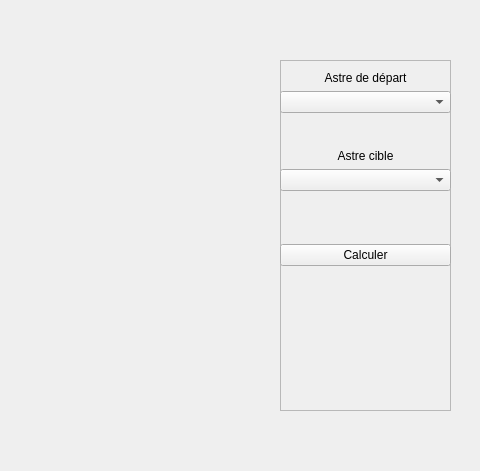
The window that interface/KSP.ui (TitouanDor/AppliKSP) describes before a commit, drawn with Qt 5; both pictures show x 620 to 1100 and y 110 to 581 of the 1100 by 750 pixel window.
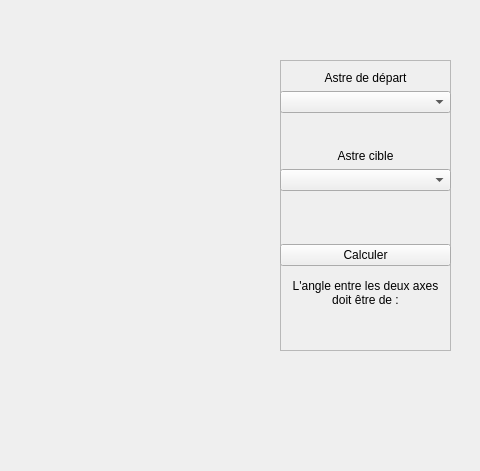
The same window after the commit.

Commit message: ajout interface pour output

Patch:
```diff
--- a/interface/KSP.ui
+++ b/interface/KSP.ui
@@ -41,7 +41,7 @@
       <x>900</x>
       <y>170</y>
       <width>171</width>
-      <height>351</height>
+      <height>291</height>
      </rect>
     </property>
     <layout class="QVBoxLayout" name="LayoutSelection">
@@ -186,6 +186,46 @@
          </item>
         </layout>
        </widget>
+       <widget class="QWidget" name="verticalLayoutWidget_7">
+        <property name="geometry">
+         <rect>
+          <x>0</x>
+          <y>210</y>
+          <width>171</width>
+          <height>80</height>
+         </rect>
+        </property>
+        <layout class="QVBoxLayout" name="laayoutOutput">
+         <item>
+          <layout class="QVBoxLayout" name="Textebase">
+           <item>
+            <widget class="QLabel" name="label_3">
+             <property name="text">
+              <string>&lt;html&gt;&lt;head/&gt;&lt;body&gt;&lt;p&gt;L'angle entre les deux axes &lt;br/&gt;doit être de :&lt;/p&gt;&lt;/body&gt;&lt;/html&gt;</string>
+             </property>
+             <property name="alignment">
+              <set>Qt::AlignBottom|Qt::AlignHCenter</set>
+             </property>
+            </widget>
+           </item>
+           <item>
+            <layout class="QVBoxLayout" name="verticalLayout">
+             <item>
+              <widget class="QLabel" name="output">
+               <property name="text">
+                <string/>
+               </property>
+               <property name="alignment">
+                <set>Qt::AlignCenter</set>
+               </property>
+              </widget>
+             </item>
+            </layout>
+           </item>
+          </layout>
+         </item>
+        </layout>
+       </widget>
       </widget>
      </item>
     </layout>
```
The commit also changes 1 other file.
